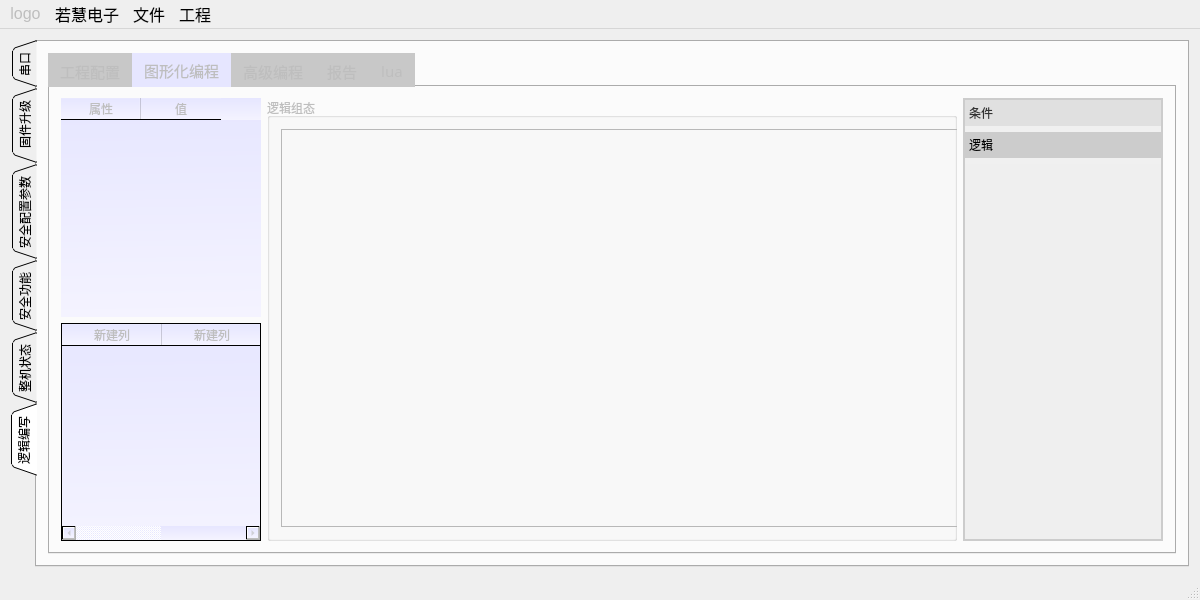
su0814/qt_spc100, file mainwindow.ui: the form before one commit.
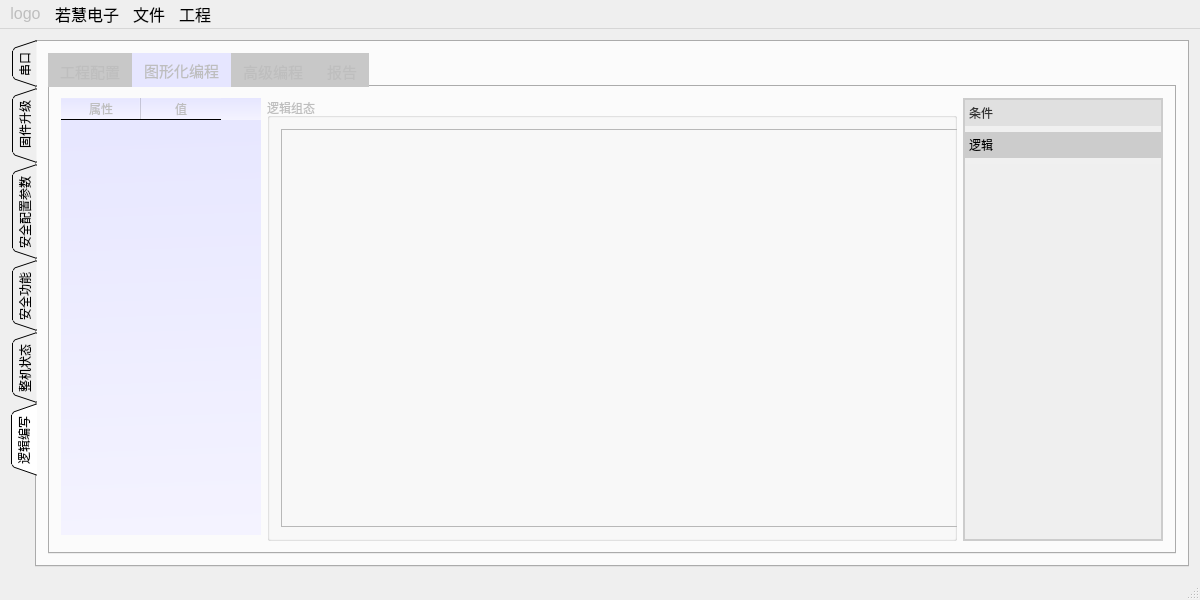
The form after the commit. The open tabs and pages were chosen to show the change.

```diff
--- a/mainwindow.ui
+++ b/mainwindow.ui
@@ -5215,35 +5215,6 @@
               </column>
              </widget>
             </item>
-            <item row="1" column="0">
-             <widget class="QTableWidget" name="tableWidget_ss_seted">
-              <property name="minimumSize">
-               <size>
-                <width>200</width>
-                <height>0</height>
-               </size>
-              </property>
-              <property name="maximumSize">
-               <size>
-                <width>400</width>
-                <height>16777215</height>
-               </size>
-              </property>
-              <property name="styleSheet">
-               <string notr="true">background-color: qlineargradient(spread:reflect, x1:0.479, y1:0, x2:0.494792, y2:0.996, stop:0 rgba(230, 230, 255, 255), stop:1 rgba(244, 243, 255, 255));</string>
-              </property>
-              <column>
-               <property name="text">
-                <string>新建列</string>
-               </property>
-              </column>
-              <column>
-               <property name="text">
-                <string>新建列</string>
-               </property>
-              </column>
-             </widget>
-            </item>
             <item row="0" column="2" rowspan="2">
              <widget class="QToolBox" name="toolBox_tools">
               <property name="sizePolicy">
@@ -5475,29 +5446,6 @@
             </item>
            </layout>
           </widget>
-          <widget class="QWidget" name="tab">
-           <attribute name="title">
-            <string>lua</string>
-           </attribute>
-           <layout class="QGridLayout" name="gridLayout_34">
-            <item row="1" column="0">
-             <widget class="QPlainTextEdit" name="plainTextEdit">
-              <property name="font">
-               <font>
-                <pointsize>12</pointsize>
-               </font>
-              </property>
-             </widget>
-            </item>
-            <item row="0" column="0">
-             <widget class="QPushButton" name="pushButton">
-              <property name="text">
-               <string>生成</string>
-              </property>
-             </widget>
-            </item>
-           </layout>
-          </widget>
          </widget>
         </item>
        </layout>
```
Left out of the diff: 22 changed lines with no effect on the pictures.
